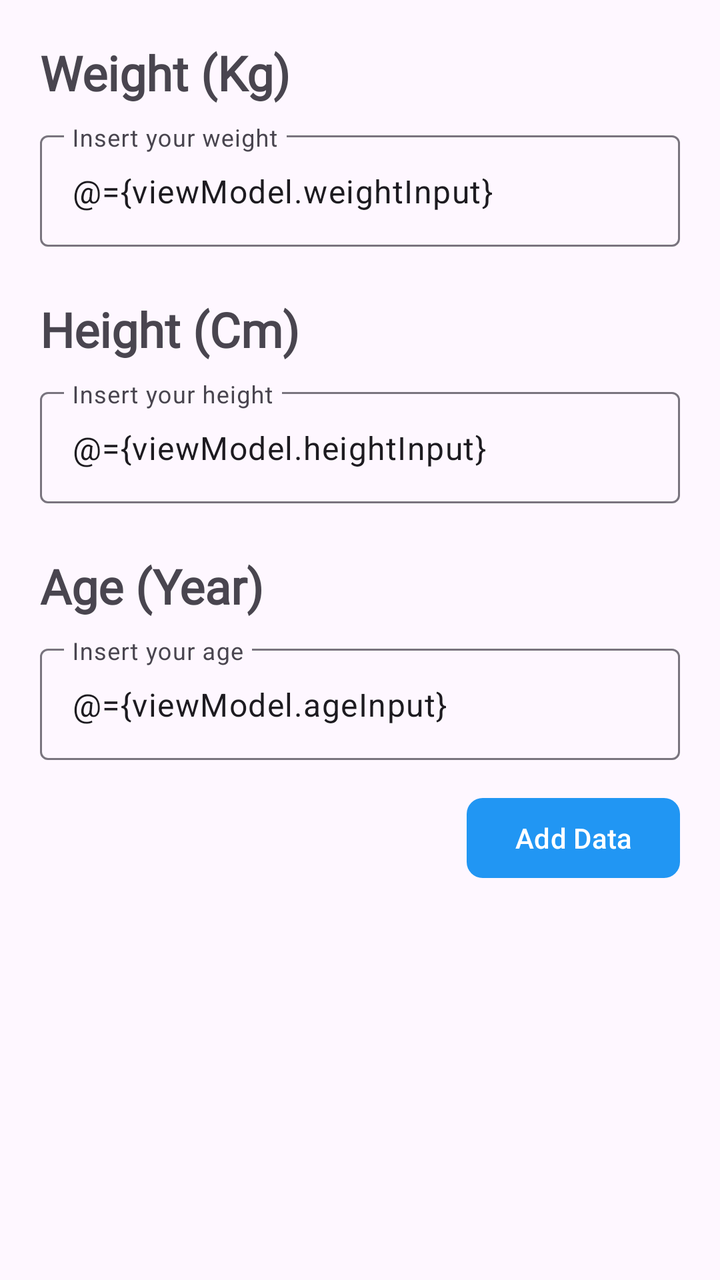
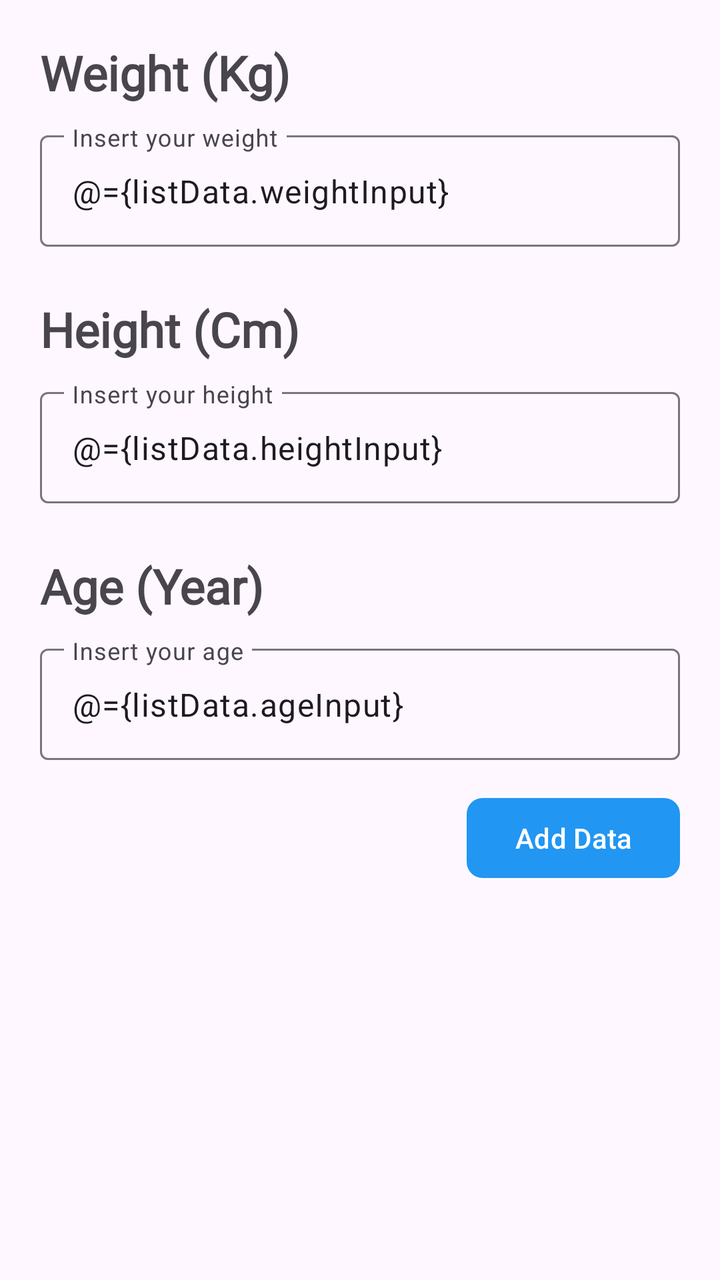

Screens rendered from an Android XML layout before and after an edit, with the pre-edit source and the edit as a unified diff.
<!-- AndroidManifest.xml: application theme Theme.ChildGrowth -->
<!-- res/layout/fragment_measure.xml -->
<?xml version="1.0" encoding="utf-8"?>
<layout xmlns:android="http://schemas.android.com/apk/res/android"
    xmlns:app="http://schemas.android.com/apk/res-auto"
    xmlns:tools="http://schemas.android.com/tools">
    <data>
        <variable
            name="viewModel"
            type="com.ubaya.childgrowth.viewmodel.ChildViewModel" />
    </data>
<FrameLayout
    android:layout_width="match_parent"
    android:layout_height="match_parent"
    tools:context=".view.MeasureFragment">

    <LinearLayout
        android:layout_width="match_parent"
        android:layout_height="match_parent"

        android:orientation="vertical">

        <TextView
            android:id="@+id/textView"
            android:layout_width="match_parent"
            android:layout_height="wrap_content"
            android:layout_marginStart="20dp"
            android:layout_marginTop="20dp"
            android:fontFamily="@font/alatsi"
            android:text="Weight (Kg)"
            android:textSize="24sp"
            android:textStyle="bold" />

        <com.google.android.material.textfield.TextInputLayout
            android:id="@+id/textInputLayoutWeight"
            style="@style/ThemeOverlay.Material3.TextInputEditText.FilledBox.Dense"
            android:layout_width="match_parent"
            android:layout_height="wrap_content"
            android:layout_marginStart="20dp"
            android:layout_marginTop="10dp"
            android:layout_marginEnd="20dp">

            <com.google.android.material.textfield.TextInputEditText
                android:id="@+id/txtInputWeight"
                style="@style/ThemeOverlay.Material3.TextInputEditText.FilledBox"
                android:layout_width="match_parent"
                android:layout_height="wrap_content"
                android:hint="Insert your weight"
                android:text="@={viewModel.weightInput}"/>
        </com.google.android.material.textfield.TextInputLayout>

        <TextView
            android:id="@+id/textView2"
            android:layout_width="match_parent"
            android:layout_height="wrap_content"
            android:layout_marginStart="20dp"
            android:layout_marginTop="25dp"
            android:fontFamily="@font/alatsi"
            android:text="Height (Cm)"
            android:textSize="24sp"
            android:textStyle="bold" />

        <com.google.android.material.textfield.TextInputLayout
            android:id="@+id/textInputLayoutHeight"
            android:layout_width="match_parent"
            android:layout_height="wrap_content"
            android:layout_marginStart="20dp"
            android:layout_marginTop="10dp"
            android:layout_marginEnd="20dp">

            <com.google.android.material.textfield.TextInputEditText
                android:id="@+id/txtInputHeight"
                android:layout_width="match_parent"
                android:layout_height="wrap_content"
                android:hint="Insert your height"
                android:text="@={viewModel.heightInput}"/>
        </com.google.android.material.textfield.TextInputLayout>

        <TextView
            android:id="@+id/textView3"
            android:layout_width="match_parent"
            android:layout_height="wrap_content"
            android:layout_marginStart="20dp"
            android:layout_marginTop="25dp"
            android:fontFamily="@font/alatsi"
            android:text="Age (Year)"
            android:textSize="24sp"
            android:textStyle="bold" />

        <com.google.android.material.textfield.TextInputLayout
            android:id="@+id/textInputLayoutAge"
            android:layout_width="match_parent"
            android:layout_height="wrap_content"
            android:layout_marginStart="20dp"
            android:layout_marginTop="10dp"
            android:layout_marginEnd="20dp">

            <com.google.android.material.textfield.TextInputEditText
                android:id="@+id/txtInputAge"
                android:layout_width="match_parent"
                android:layout_height="wrap_content"
                android:hint="Insert your age"
                android:text="@={viewModel.ageInput}"/>
        </com.google.android.material.textfield.TextInputLayout>

        <Button
            android:id="@+id/btnAddMeasure"
            android:layout_width="wrap_content"
            android:layout_height="wrap_content"
            android:layout_gravity="right"
            android:layout_marginTop="15dp"
            app:cornerRadius="8dp"
            app:backgroundTint="#2196F3"
            android:layout_marginEnd="20dp"
            android:text="Add Data"
            android:onClick="@{()->viewModel.addMeasurement()}" />
    </LinearLayout>
</FrameLayout>
</layout>
<!-- resources referenced by this layout -->
<resources>
  <style name="Theme.ChildGrowth" parent="Base.Theme.ChildGrowth" />
  <style name="Base.Theme.ChildGrowth" parent="Theme.Material3.DayNight">
          
          <item name="colorPrimary">#2196F3</item>
          <item name="colorPrimaryVariant">#1976D2</item>
          <item name="colorOnPrimary">#FFFFFF</item>
          <item name="android:statusBarColor">#1976D2</item>
          
      </style>
</resources>

<!-- the commit's change to res/layout/fragment_measure.xml (unified diff, before → after) -->
@@ -4,7 +4,7 @@
     xmlns:tools="http://schemas.android.com/tools">
     <data>
         <variable
-            name="viewModel"
+            name="listData"
             type="com.ubaya.childgrowth.viewmodel.ChildViewModel" />
     </data>
 <FrameLayout
@@ -44,7 +44,7 @@
                 android:layout_width="match_parent"
                 android:layout_height="wrap_content"
                 android:hint="Insert your weight"
-                android:text="@={viewModel.weightInput}"/>
+                android:text="@={listData.weightInput}"/>
         </com.google.android.material.textfield.TextInputLayout>
 
         <TextView
@@ -71,7 +71,7 @@
                 android:layout_width="match_parent"
                 android:layout_height="wrap_content"
                 android:hint="Insert your height"
-                android:text="@={viewModel.heightInput}"/>
+                android:text="@={listData.heightInput}"/>
         </com.google.android.material.textfield.TextInputLayout>
 
         <TextView
@@ -98,7 +98,7 @@
                 android:layout_width="match_parent"
                 android:layout_height="wrap_content"
                 android:hint="Insert your age"
-                android:text="@={viewModel.ageInput}"/>
+                android:text="@={listData.ageInput}"/>
         </com.google.android.material.textfield.TextInputLayout>
 
         <Button
@@ -111,7 +111,7 @@
             app:backgroundTint="#2196F3"
             android:layout_marginEnd="20dp"
             android:text="Add Data"
-            android:onClick="@{()->viewModel.addMeasurement()}" />
+            android:onClick="@{()->listData.addMeasurement()}" />
     </LinearLayout>
 </FrameLayout>
 </layout>
